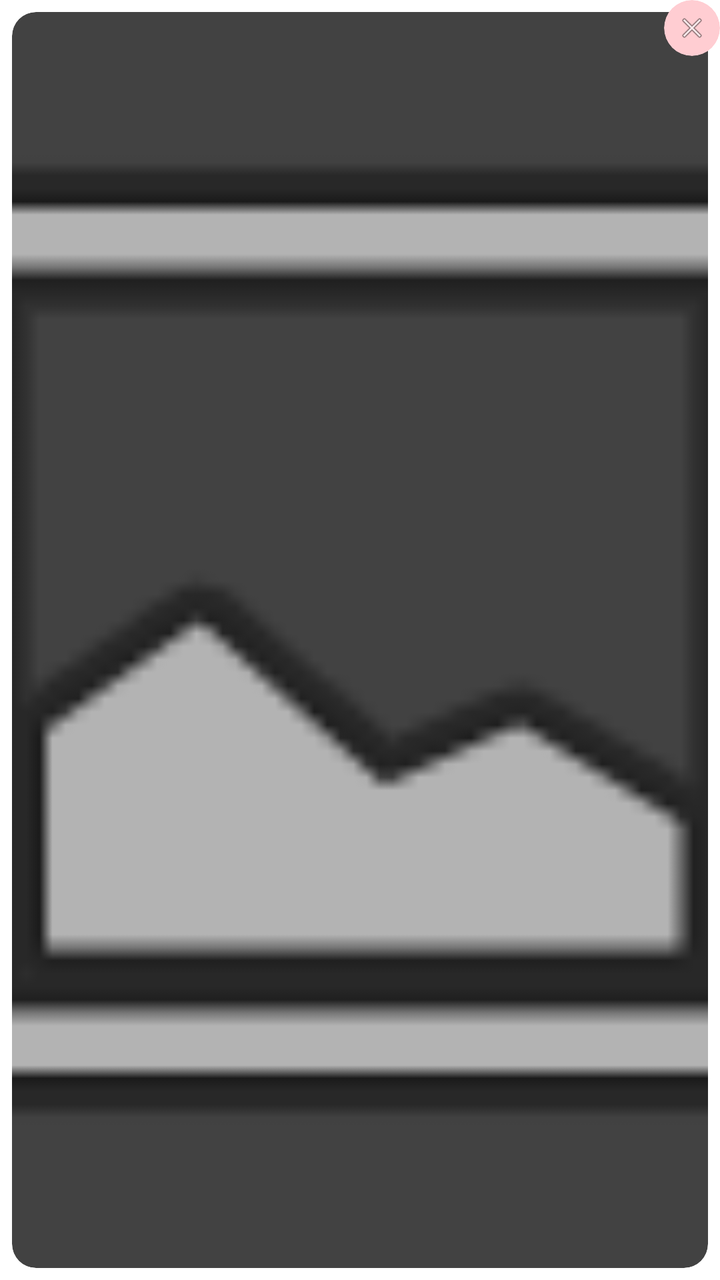
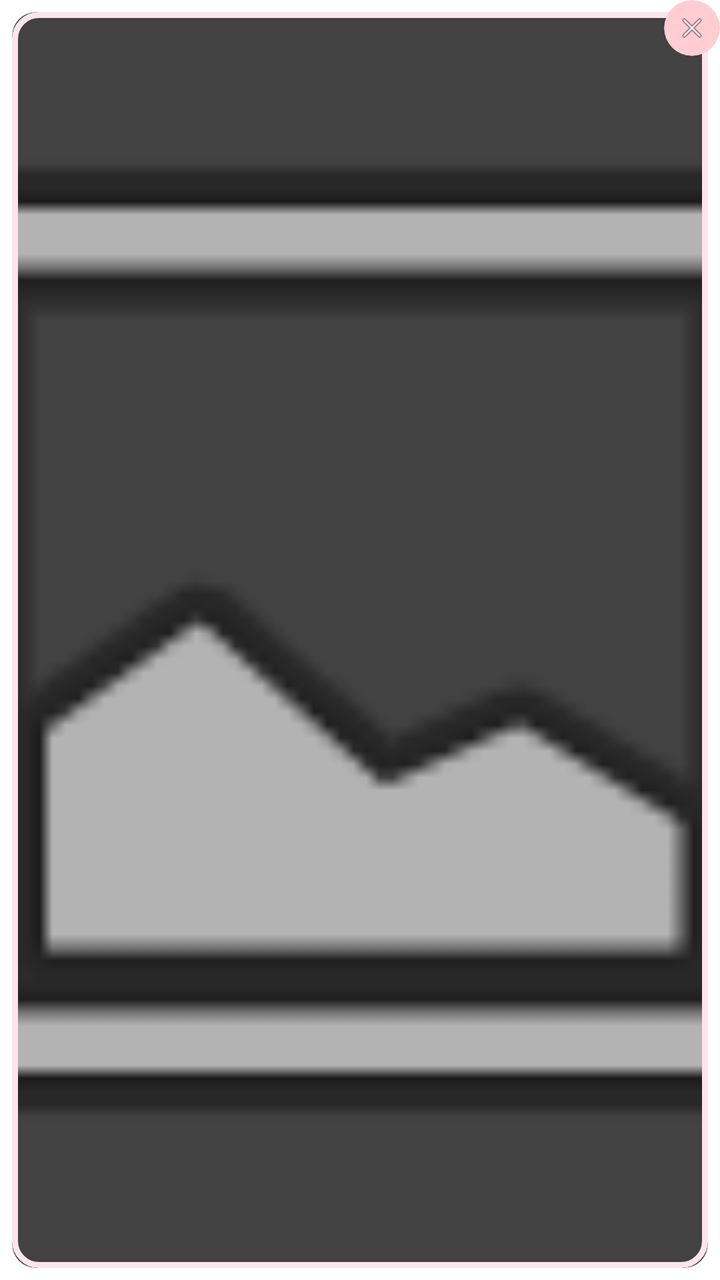

The first picture is an Android layout as it rendered before a commit; the second is the same layout after the commit. The layout source and the unified diff follow.
<!-- AndroidManifest.xml: application theme Theme.App.Starting -->
<!-- res/layout/item_selected_image.xml -->
<?xml version="1.0" encoding="utf-8"?>
<androidx.constraintlayout.widget.ConstraintLayout xmlns:android="http://schemas.android.com/apk/res/android"
    xmlns:app="http://schemas.android.com/apk/res-auto"
    android:layout_width="120dp"
    android:layout_height="140dp"
    android:layout_marginEnd="8dp">

    <androidx.cardview.widget.CardView
        android:layout_width="0dp"
        android:layout_height="0dp"
        android:layout_margin="6dp"
        app:cardCornerRadius="12dp"
        app:cardElevation="2dp"
        app:layout_constraintBottom_toBottomOf="parent"
        app:layout_constraintEnd_toEndOf="parent"
        app:layout_constraintStart_toStartOf="parent"
        app:layout_constraintTop_toTopOf="parent">

        <androidx.constraintlayout.widget.ConstraintLayout
            android:layout_width="match_parent"
            android:layout_height="match_parent">

            <ImageView
                android:id="@+id/ivImage"
                android:layout_width="match_parent"
                android:layout_height="match_parent"
                android:scaleType="centerCrop"
                android:src="@android:drawable/ic_menu_gallery" />

            
            <TextView
                android:id="@+id/tvCoverLabel"
                android:layout_width="match_parent"
                android:layout_height="wrap_content"
                android:background="#99000000"
                android:gravity="center"
                android:paddingVertical="4dp"
                android:text="Обложка"
                android:textColor="@android:color/white"
                android:textSize="10sp"
                android:textStyle="bold"
                android:visibility="gone"
                app:layout_constraintBottom_toBottomOf="parent" />

            
            <View
                android:id="@+id/viewSelectionBorder"
                android:layout_width="match_parent"
                android:layout_height="match_parent"
                android:background="@drawable/bg_border_selected"
                android:visibility="gone"/>

        </androidx.constraintlayout.widget.ConstraintLayout>
    </androidx.cardview.widget.CardView>

    
    <androidx.cardview.widget.CardView
        android:id="@+id/btnRemove"
        android:layout_width="28dp"
        android:layout_height="28dp"
        app:cardBackgroundColor="#FFCDD2"
        app:cardCornerRadius="14dp"
        app:cardElevation="4dp"
        app:layout_constraintEnd_toEndOf="parent"
        app:layout_constraintTop_toTopOf="parent">

        <ImageView
            android:layout_width="match_parent"
            android:layout_height="match_parent"
            android:padding="6dp"
            android:src="@android:drawable/ic_menu_close_clear_cancel"
            app:tint="@color/heart_red" />
    </androidx.cardview.widget.CardView>

</androidx.constraintlayout.widget.ConstraintLayout>
<!-- resources referenced by this layout -->
<resources>
  <color name="heart_red">#FF5252</color>
  <!-- drawable bg_border_selected (drawable) -->
  <?xml version="1.0" encoding="utf-8"?>
  <shape xmlns:android="http://schemas.android.com/apk/res/android">
      <stroke android:width="3dp" android:color="@color/baby_pink"/>
      <solid android:color="@android:color/transparent"/>
      <corners android:radius="12dp"/>
  </shape>
  <style name="Theme.App.Starting" parent="Theme.SplashScreen">
          <item name="windowSplashScreenBackground">@android:color/white</item>
          <item name="windowSplashScreenAnimatedIcon">@drawable/splash_icon</item>
          <item name="windowSplashScreenAnimationDuration">1000</item>
          <item name="postSplashScreenTheme">@style/Theme.OurMemories</item>
      </style>
  <color name="baby_pink">#FCE4EC</color>
  <!-- drawable splash_icon: png bitmap (drawable, 316944 bytes) -->
  <style name="Theme.OurMemories" parent="Base.Theme.OurMemories" />
  <style name="Base.Theme.OurMemories" parent="Theme.Material3.DayNight.NoActionBar">
          <item name="colorPrimary">@color/primary_lavender</item>
          <item name="colorOnPrimary">@color/white</item>
  
          <item name="android:windowBackground">@color/background_light</item>
          <item name="colorSurface">@color/white</item>
          <item name="colorOnSurface">@color/text_primary</item>
          <item name="colorOnBackground">@color/text_primary</item>
  
          <item name="android:textColorPrimary">@color/text_primary</item>
          <item name="android:textColorSecondary">@color/text_secondary</item>
      </style>
  <color name="primary_lavender">#9C27B0</color>
  <color name="white">#FFFFFF</color>
  <color name="background_light">#F5F5F7</color>
  <color name="text_primary">#000000</color>
  <color name="text_secondary">#575757</color>
</resources>

<!-- the commit's change to res/layout/item_selected_image.xml (unified diff, before → after) -->
@@ -36,7 +36,7 @@
                 android:gravity="center"
                 android:paddingVertical="4dp"
                 android:text="Обложка"
-                android:textColor="@android:color/white"
+                android:textColor="@color/white"
                 android:textSize="10sp"
                 android:textStyle="bold"
                 android:visibility="gone"
@@ -48,7 +48,7 @@
                 android:layout_width="match_parent"
                 android:layout_height="match_parent"
                 android:background="@drawable/bg_border_selected"
-                android:visibility="gone"/>
+                android:visibility="visible"/>
 
         </androidx.constraintlayout.widget.ConstraintLayout>
     </androidx.cardview.widget.CardView>
